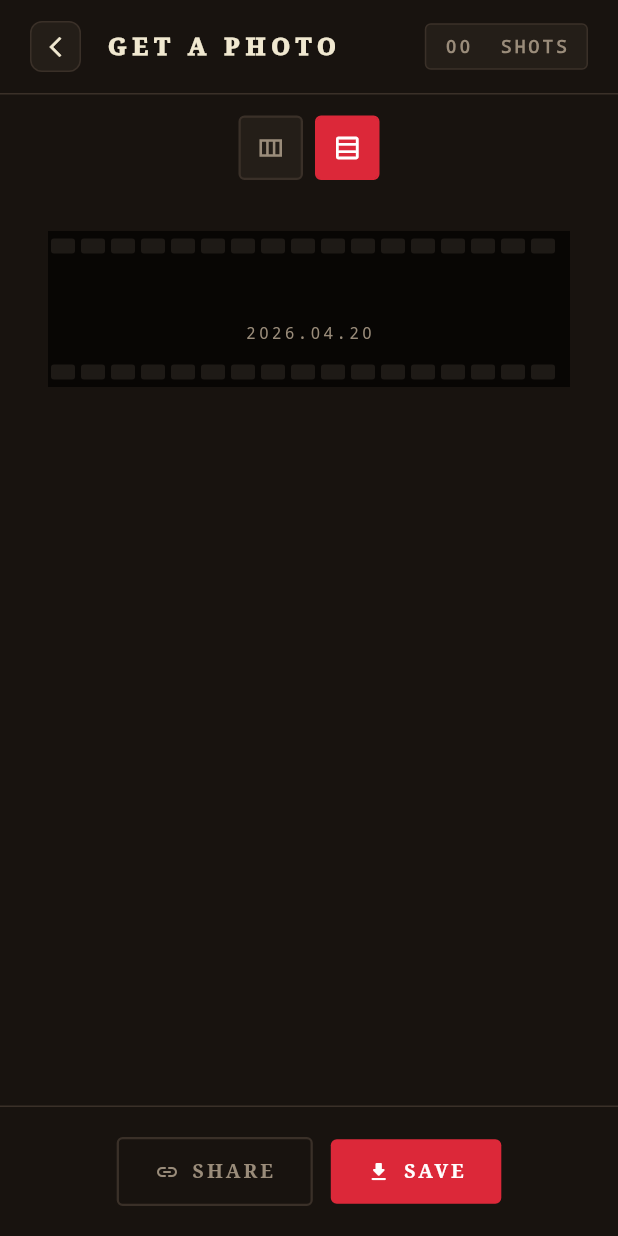
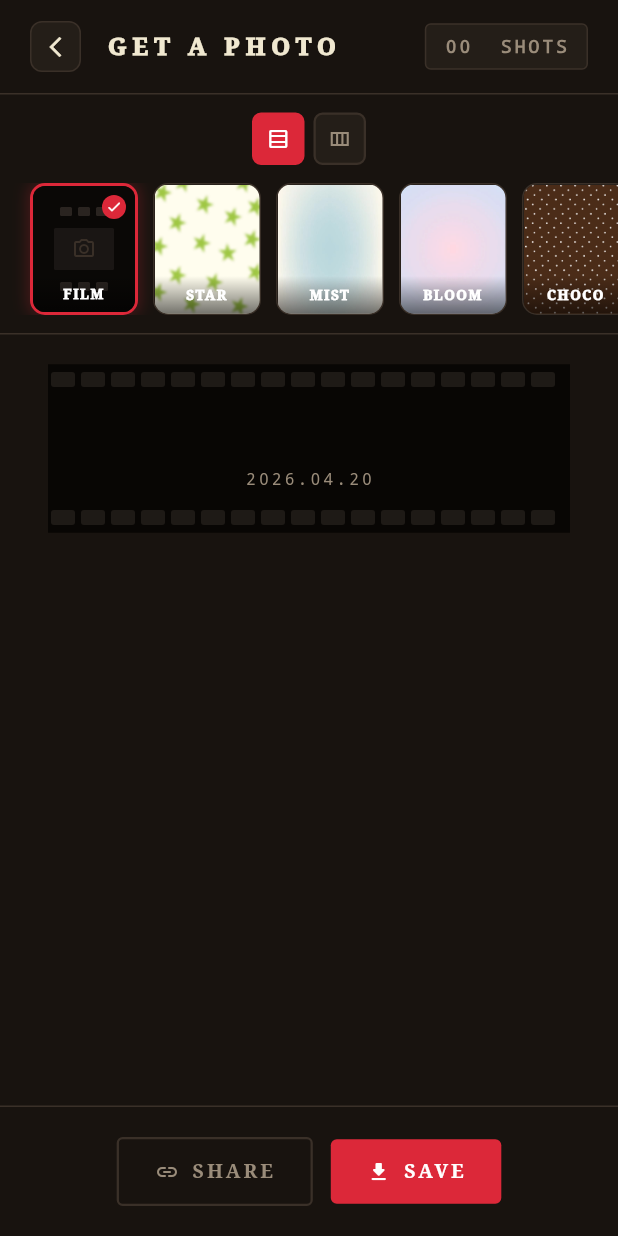
Before and after one commit to hjpark0503/shot_together, a Flutter app: the ResultPage screen opened directly with empty values, on a phone screen of 412 x 824 dp. Run offline on Flutter 3.47's test engine with Material 3 defaults, Android fonts, the phone set to English and light mode, and no system bars; our stand-ins replace camera, web; missing offline and left inert: dart:js_interop, dart:ui_web.

Commit message:
feat: 결과 화면 테마 선택 기능 추가 및 UI 개선
- FILM / STAR / MIST / BLOOM / CHOCO / PLAID 총 6개 테마 추가
- 테마별 배경 이미지 적용 및 사진 간격 4dp 통일
- 테마 선택 UI: 배경 미리보기 카드 + 그라디언트 라벨 + 선택 뱃지
- 레이아웃 토글과 테마 선택기 중앙 정렬, LAYOUT/THEME 라벨 제거
- 사진 프레임 그림자 제거, 배경-사진 간격 유지하며 사진 간격만 조정
- 공유 링크 접속 시 결과 화면 직행 및 SHOT TOGETHER 버튼 플로우 유지

```diff
--- a/lib/main.dart
+++ b/lib/main.dart
@@ -1150,6 +1150,25 @@ class _ShareSuccessDialog extends StatelessWidget {
 // ─────────────────────────────────────────────────────
 // 5) 결과 화면
 // ─────────────────────────────────────────────────────
+// 테마 정의: asset 경로, footer 텍스트 색, 사진 프레임 스타일
+enum StripTheme { film, star, mist, bloom, choco, deco }
+
+class _ThemeMeta {
+  final String label;
+  final String? asset;
+  final Color footerColor;
+  const _ThemeMeta({required this.label, this.asset, required this.footerColor});
+}
+
+const _themeMeta = {
+  StripTheme.film:  _ThemeMeta(label: 'FILM',  asset: null,             footerColor: Color(0xFF9A8C7A)),
+  StripTheme.star:  _ThemeMeta(label: 'STAR',  asset: 'assets/5.jpg',   footerColor: Color(0xFF6B8A3A)),
+  StripTheme.mist:  _ThemeMeta(label: 'MIST',  asset: 'assets/9.jpg',   footerColor: Color(0xFF6A90A0)),
+  StripTheme.bloom: _ThemeMeta(label: 'BLOOM', asset: 'assets/10.png',  footerColor: Color(0xFF9A88BB)),
+  StripTheme.choco: _ThemeMeta(label: 'CHOCO', asset: 'assets/4.jpg',        footerColor: Color(0xFFD4B89A)),
+  StripTheme.deco:  _ThemeMeta(label: 'PLAID', asset: 'assets/6.jpg',          footerColor: Color(0xFF6A90B8)),
+};
+
 class ResultPage extends StatefulWidget {
   final List<Uint8List> photos;
   final bool isSharedView;
@@ -1164,11 +1183,51 @@ class _ResultPageState extends State<ResultPage> {
   bool _twoRows = false;
   bool _downloading = false;
   bool _sharing = false;
+  StripTheme _selectedTheme = StripTheme.film;
   final _stripKey = GlobalKey();
 
   String get _dateStr {
     final now = DateTime.now();
     return '${now.year}.${now.month.toString().padLeft(2,'0')}.${now.day.toString().padLeft(2,'0')}';
+  }
+
+  _ThemeMeta get _meta => _themeMeta[_selectedTheme]!;
+
+  Decoration _stripDecoration() {
+    final asset = _meta.asset;
+    if (asset == null) return const BoxDecoration(color: Color(0xFF080604));
+    return BoxDecoration(
+      image: DecorationImage(image: AssetImage(asset), fit: BoxFit.cover),
+    );
+  }
+
+  Widget _photoFrame(Uint8List photo, double w, double h) {
+    return switch (_selectedTheme) {
+      StripTheme.film => ClipRRect(
+          borderRadius: BorderRadius.circular(2),
+          child: Image.memory(photo, width: w, height: h, fit: BoxFit.cover),
+        ),
+      StripTheme.star => SizedBox(
+          width: w, height: h,
+          child: Image.memory(photo, fit: BoxFit.cover),
+        ),
+      StripTheme.mist => SizedBox(
+          width: w, height: h,
+          child: Image.memory(photo, fit: BoxFit.cover),
+        ),
+      StripTheme.bloom => SizedBox(
+          width: w, height: h,
+          child: Image.memory(photo, fit: BoxFit.cover),
+        ),
+      StripTheme.choco => SizedBox(
+          width: w, height: h,
+          child: Image.memory(photo, fit: BoxFit.cover),
+        ),
+      StripTheme.deco => SizedBox(
+          width: w, height: h,
+          child: Image.memory(photo, fit: BoxFit.cover),
+        ),
+    };
   }
 
   Future<void> _download() async {
@@ -1281,7 +1340,7 @@ class _ResultPageState extends State<ResultPage> {
         child: Column(
           children: [
             _buildHeader(),
-            _buildToggle(),
+            _buildControls(),
             Expanded(child: _buildStripArea()),
             _buildBottomBar(),
           ],
@@ -1308,8 +1367,7 @@ class _ResultPageState extends State<ResultPage> {
                   borderRadius: BorderRadius.circular(8),
                   border: Border.all(color: _borderColor),
                 ),
-                child: const Icon(Icons.arrow_back_ios_new,
-                    color: _creamText, size: 16),
+                child: const Icon(Icons.arrow_back_ios_new, color: _creamText, size: 16),
               ),
             ),
             const SizedBox(width: 16),
@@ -1347,58 +1405,173 @@ class _ResultPageState extends State<ResultPage> {
     );
   }
 
-  Widget _buildToggle() {
+  Widget _buildControls() {
     final canTwoRows = widget.photos.length >= 4;
-    return Padding(
-      padding: const EdgeInsets.symmetric(vertical: 14),
-      child: Row(
+    return Container(
+      decoration: BoxDecoration(
+        border: Border(bottom: BorderSide(color: _borderColor)),
+      ),
+      padding: const EdgeInsets.symmetric(vertical: 12),
+      child: Column(
+        children: [
+          // ── 레이아웃 토글 ──
+          Row(
+            mainAxisAlignment: MainAxisAlignment.center,
+            children: [
+              _toggleBtn(icon: Icons.table_rows_outlined, selected: _vertical,  onTap: () => setState(() => _vertical = true)),
+              const SizedBox(width: 6),
+              _toggleBtn(icon: Icons.view_column_outlined, selected: !_vertical, onTap: () => setState(() => _vertical = false)),
+              if (canTwoRows) ...[
+                const SizedBox(width: 6),
+                _toggleBtn(icon: Icons.grid_view_rounded,  selected: _twoRows,  onTap: () => setState(() => _twoRows = !_twoRows)),
+              ],
+            ],
+          ),
+          const SizedBox(height: 12),
+          // ── 테마 선택 ──
+          SizedBox(
+            height: 88,
+            child: ListView(
+              scrollDirection: Axis.horizontal,
+              shrinkWrap: true,
+              padding: const EdgeInsets.symmetric(horizontal: 20),
+              children: StripTheme.values.map((t) {
+                final meta = _themeMeta[t]!;
+                return Padding(
+                  padding: const EdgeInsets.only(right: 10),
+                  child: _themeCard(t, meta),
+                );
+              }).toList(),
+            ),
+          ),
+        ],
+      ),
+    );
+  }
+
+  Widget _themeCard(StripTheme theme, _ThemeMeta meta) {
+    final selected = _selectedTheme == theme;
+    return GestureDetector(
+      onTap: () => setState(() => _selectedTheme = theme),
+      child: AnimatedContainer(
+        duration: const Duration(milliseconds: 180),
+        width: 72,
+        decoration: BoxDecoration(
+          borderRadius: BorderRadius.circular(10),
+          border: Border.all(
+            color: selected ? _redAccent : _borderColor,
+            width: selected ? 2 : 1,
+          ),
+          boxShadow: selected
+              ? [BoxShadow(color: _redAccent.withValues(alpha: 0.25), blurRadius: 8, spreadRadius: 1)]
+              : [],
+        ),
+        child: ClipRRect(
+          borderRadius: BorderRadius.circular(selected ? 8 : 9),
+          child: Stack(
+            fit: StackFit.expand,
+            children: [
+              // 배경
+              meta.asset != null
+                  ? Image.asset(meta.asset!, fit: BoxFit.cover)
+                  : _filmThumbBg(),
+              // 하단 그라디언트 + 라벨
+              Positioned(
+                bottom: 0, left: 0, right: 0,
+                child: Container(
+                  padding: const EdgeInsets.symmetric(vertical: 6),
+                  decoration: const BoxDecoration(
+                    gradient: LinearGradient(
+                      begin: Alignment.topCenter,
+                      end: Alignment.bottomCenter,
+                      colors: [Colors.transparent, Colors.black54],
+                    ),
+                  ),
+                  child: Text(
+                    meta.label,
+                    textAlign: TextAlign.center,
+                    style: const TextStyle(
+                      color: Colors.white,
+                      fontSize: 9,
+                      fontWeight: FontWeight.w900,
+                      letterSpacing: 1,
+                    ),
+                  ),
+                ),
+              ),
+              // 선택 표시
+              if (selected)
+                Positioned(
+                  top: 6, right: 6,
+                  child: Container(
+                    width: 16, height: 16,
+                    decoration: const BoxDecoration(color: _redAccent, shape: BoxShape.circle),
+                    child: const Icon(Icons.check_rounded, color: Colors.white, size: 11),
+                  ),
+                ),
+            ],
+          ),
+        ),
+      ),
+    );
+  }
+
+  Widget _filmThumbBg() {
+    return Container(
+      color: const Color(0xFF0A0806),
+      child: Column(
         mainAxisAlignment: MainAxisAlignment.center,
         children: [
-          _toggleBtn(
-            icon: Icons.view_column_outlined,
-            selected: !_vertical,
-            onTap: () => setState(() => _vertical = false),
-          ),
-          const SizedBox(width: 8),
-          _toggleBtn(
-            icon: Icons.table_rows_outlined,
-            selected: _vertical,
-            onTap: () => setState(() => _vertical = true),
-          ),
-          if (canTwoRows) ...[
-            const SizedBox(width: 16),
-            Container(width: 1, height: 24, color: _borderColor),
-            const SizedBox(width: 16),
-            _toggleBtn(
-              icon: Icons.grid_view_rounded,
-              selected: _twoRows,
-              onTap: () => setState(() => _twoRows = !_twoRows),
-            ),
-          ],
+          // 필름 구멍 패턴
+          Row(
+            mainAxisAlignment: MainAxisAlignment.center,
+            children: List.generate(3, (_) => Container(
+              width: 8, height: 6,
+              margin: const EdgeInsets.symmetric(horizontal: 2),
+              decoration: BoxDecoration(
+                color: const Color(0xFF2A2420),
+                borderRadius: BorderRadius.circular(1),
+              ),
+            )),
+          ),
+          const SizedBox(height: 8),
+          Container(
+            width: 40, height: 28,
+            decoration: BoxDecoration(
+              color: const Color(0xFF1A1614),
+              borderRadius: BorderRadius.circular(1),
+            ),
+            child: const Icon(Icons.photo_camera_outlined, color: Color(0xFF3A3028), size: 16),
+          ),
+          const SizedBox(height: 8),
+          Row(
+            mainAxisAlignment: MainAxisAlignment.center,
+            children: List.generate(3, (_) => Container(
+              width: 8, height: 6,
+              margin: const EdgeInsets.symmetric(horizontal: 2),
+              decoration: BoxDecoration(
+                color: const Color(0xFF2A2420),
+                borderRadius: BorderRadius.circular(1),
+              ),
+            )),
+          ),
         ],
       ),
     );
   }
 
-  Widget _toggleBtn({
-    required IconData icon,
-    required bool selected,
-    required VoidCallback onTap,
-  }) {
+  Widget _toggleBtn({required IconData icon, required bool selected, required VoidCallback onTap}) {
     return GestureDetector(
       onTap: onTap,
       child: AnimatedContainer(
         duration: const Duration(milliseconds: 150),
-        padding: const EdgeInsets.all(10),
+        padding: const EdgeInsets.all(8),
         decoration: BoxDecoration(
           color: selected ? _redAccent : _surfaceColor,
-          borderRadius: BorderRadius.circular(4),
-          border: Border.all(
-            color: selected ? _redAccent : _borderColor,
-            width: 1.5,
-          ),
-        ),
-        child: Icon(icon, color: selected ? Colors.white : _mutedText, size: 20),
+          borderRadius: BorderRadius.circular(6),
+          border: Border.all(color: selected ? _redAccent : _borderColor, width: 1.5),
+        ),
+        child: Icon(icon, color: selected ? Colors.white : _mutedText, size: 16),
       ),
     );
   }
@@ -1441,22 +1614,22 @@ class _ResultPageState extends State<ResultPage> {
   Widget _buildVerticalStrip() {
     const photoW = 300.0;
     const photoH = 225.0;
-    const gap = 6.0;
     const padH = 24.0;
-    const padV = 16.0;
+    const padV = 20.0;
+    final isFilm = _selectedTheme == StripTheme.film;
+    const gap = 4.0;
+    const totalW = photoW + padH * 2;
 
     if (_twoRows) {
-      // 2열 그리드
-      const colW = (photoW - gap) / 2;
-      const totalW = photoW + padH * 2;
+      final colW = (photoW - gap) / 2;
       final rows = (widget.photos.length / 2).ceil();
       return Container(
         width: totalW,
-        color: const Color(0xFF080604),
+        decoration: _stripDecoration(),
         child: Column(
           mainAxisSize: MainAxisSize.min,
           children: [
-            _filmEdgeH(width: totalW),
+            if (isFilm) _filmEdgeH(width: totalW),
             const SizedBox(height: padV),
             Padding(
               padding: const EdgeInsets.symmetric(horizontal: padH),
@@ -1470,18 +1643,10 @@ class _ResultPageState extends State<ResultPage> {
                     child: Row(
                       mainAxisSize: MainAxisSize.min,
                       children: [
-                        ClipRRect(
-                          borderRadius: BorderRadius.circular(2),
-                          child: Image.memory(widget.photos[left],
-                              width: colW, height: photoH * 0.75, fit: BoxFit.cover),
-                        ),
-                        const SizedBox(width: gap),
+                        _photoFrame(widget.photos[left], colW, photoH * 0.75),
+                        SizedBox(width: gap),
                         if (right < widget.photos.length)
-                          ClipRRect(
-                            borderRadius: BorderRadius.circular(2),
-                            child: Image.memory(widget.photos[right],
-                                width: colW, height: photoH * 0.75, fit: BoxFit.cover),
-                          )
+                          _photoFrame(widget.photos[right], colW, photoH * 0.75)
                         else
                           SizedBox(width: colW, height: photoH * 0.75),
                       ],
@@ -1492,35 +1657,33 @@ class _ResultPageState extends State<ResultPage> {
             ),
             const SizedBox(height: padV),
             _stripFooter(width: totalW),
-            _filmEdgeH(width: totalW),
+            if (isFilm) _filmEdgeH(width: totalW),
           ],
         ),
       );
     }
 
-    // 1열
     return Container(
-      width: photoW + padH * 2,
-      color: const Color(0xFF080604),
+      width: totalW,
+      decoration: _stripDecoration(),
       child: Column(
         mainAxisSize: MainAxisSize.min,
         children: [
-          _filmEdgeH(width: photoW + padH * 2),
+          if (isFilm) _filmEdgeH(width: totalW),
           const SizedBox(height: padV),
-          ...List.generate(widget.photos.length, (i) => Padding(
-            padding: EdgeInsets.only(
-              left: padH, right: padH,
-              bottom: i < widget.photos.length - 1 ? gap : 0,
-            ),
-            child: ClipRRect(
-              borderRadius: BorderRadius.circular(2),
-              child: Image.memory(widget.photos[i],
-                  width: photoW, height: photoH, fit: BoxFit.cover),
-            ),
-          )),
+          Padding(
+            padding: const EdgeInsets.symmetric(horizontal: padH),
+            child: Column(
+              mainAxisSize: MainAxisSize.min,
+              children: List.generate(widget.photos.length, (i) => Padding(
+                padding: EdgeInsets.only(bottom: i < widget.photos.length - 1 ? gap : 0),
+                child: _photoFrame(widget.photos[i], photoW, photoH),
+              )),
+            ),
+          ),
           const SizedBox(height: padV),
-          _stripFooter(width: photoW + padH * 2),
-          _filmEdgeH(width: photoW + padH * 2),
+          _stripFooter(width: totalW),
+          if (isFilm) _filmEdgeH(width: totalW),
         ],
       ),
     );
@@ -1530,40 +1693,34 @@ class _ResultPageState extends State<ResultPage> {
   Widget _buildHorizontalStrip() {
     const photoW = 230.0;
     const photoH = 173.0;
-    const gap = 6.0;
     const padH = 20.0;
     const padV = 20.0;
+    final isFilm = _selectedTheme == StripTheme.film;
+    const gap = 4.0;
 
     if (_twoRows) {
-      // 2행 그리드
       final cols = (widget.photos.length / 2).ceil();
       final totalW = photoW * cols + gap * (cols - 1) + padH * 2;
       const rowH = photoH - 30;
       return Container(
-        color: const Color(0xFF080604),
+        decoration: _stripDecoration(),
         child: Column(
           mainAxisSize: MainAxisSize.min,
           children: [
-            _filmEdgeH(width: totalW),
+            if (isFilm) _filmEdgeH(width: totalW),
             Padding(
               padding: EdgeInsets.symmetric(horizontal: padH, vertical: padV),
               child: Column(
                 mainAxisSize: MainAxisSize.min,
                 children: [
-                  // 상단 행
                   Row(
                     mainAxisSize: MainAxisSize.min,
                     children: List.generate(cols, (c) => Padding(
                       padding: EdgeInsets.only(right: c < cols - 1 ? gap : 0),
-                      child: ClipRRect(
-                        borderRadius: BorderRadius.circular(2),
-                        child: Image.memory(widget.photos[c],
-                            width: photoW, height: rowH, fit: BoxFit.cover),
-                      ),
+                      child: _photoFrame(widget.photos[c], photoW, rowH),
                     )),
                   ),
-                  const SizedBox(height: gap),
-                  // 하단 행
+                  SizedBox(height: gap),
                   Row(
                     mainAxisSize: MainAxisSize.min,
                     children: List.generate(cols, (c) {
@@ -1571,11 +1728,7 @@ class _ResultPageState extends State<ResultPage> {
                       return Padding(
                         padding: EdgeInsets.only(right: c < cols - 1 ? gap : 0),
                         child: idx < widget.photos.length
-                            ? ClipRRect(
-                                borderRadius: BorderRadius.circular(2),
-                                child: Image.memory(widget.photos[idx],
-                                    width: photoW, height: rowH, fit: BoxFit.cover),
-                              )
+                            ? _photoFrame(widget.photos[idx], photoW, rowH)
                             : SizedBox(width: photoW, height: rowH),
                       );
                     }),
@@ -1584,38 +1737,31 @@ class _ResultPageState extends State<ResultPage> {
               ),
             ),
             _stripFooter(width: totalW),
-            _filmEdgeH(width: totalW),
+            if (isFilm) _filmEdgeH(width: totalW),
           ],
         ),
       );
     }
 
-    // 1행
-    final totalW = photoW * widget.photos.length +
-        gap * (widget.photos.length - 1) +
-        padH * 2;
+    final totalW = photoW * widget.photos.length + gap * (widget.photos.length - 1) + padH * 2;
     return Container(
-      color: const Color(0xFF080604),
+      decoration: _stripDecoration(),
       child: Column(
         mainAxisSize: MainAxisSize.min,
         children: [
-          _filmEdgeH(width: totalW),
+          if (isFilm) _filmEdgeH(width: totalW),
           Padding(
             padding: EdgeInsets.symmetric(horizontal: padH, vertical: padV),
             child: Row(
               mainAxisSize: MainAxisSize.min,
               children: List.generate(widget.photos.length, (i) => Padding(
                 padding: EdgeInsets.only(right: i < widget.photos.length - 1 ? gap : 0),
-                child: ClipRRect(
-                  borderRadius: BorderRadius.circular(2),
-                  child: Image.memory(widget.photos[i],
-                      width: photoW, height: photoH, fit: BoxFit.cover),
-                ),
+                child: _photoFrame(widget.photos[i], photoW, photoH),
               )),
             ),
           ),
           _stripFooter(width: totalW),
-          _filmEdgeH(width: totalW),
+          if (isFilm) _filmEdgeH(width: totalW),
         ],
       ),
     );
@@ -1641,15 +1787,16 @@ class _ResultPageState extends State<ResultPage> {
   }
 
   Widget _stripFooter({required double width}) {
+    final isFilm = _selectedTheme == StripTheme.film;
     return Container(
       width: width,
       padding: const EdgeInsets.symmetric(vertical: 8),
-      color: const Color(0xFF080604),
+      color: isFilm ? const Color(0xFF080604) : Colors.transparent,
       child: Center(
         child: Text(
           _dateStr,
-          style: const TextStyle(
-            color: _mutedText,
+          style: TextStyle(
+            color: _meta.footerColor,
             fontSize: 11,
             letterSpacing: 2,
             fontFamily: 'monospace',
@@ -1715,12 +1862,8 @@ class _ResultPageState extends State<ResultPage> {
                   mainAxisSize: MainAxisSize.min,
                   children: [
                     _sharing
-                        ? const SizedBox(
-                            width: 16, height: 16,
-                            child: CircularProgressIndicator(
-                                color: _mutedText, strokeWidth: 2))
-                        : const Icon(Icons.link_rounded,
-                            color: _mutedText, size: 16),
+                        ? const SizedBox(width: 16, height: 16, child: CircularProgressIndicator(color: _mutedText, strokeWidth: 2))
+                        : const Icon(Icons.link_rounded, color: _mutedText, size: 16),
                     const SizedBox(width: 8),
                     Text(
                       _sharing ? 'SHARING...' : 'SHARE',
@@ -1749,12 +1892,8 @@ class _ResultPageState extends State<ResultPage> {
                 mainAxisSize: MainAxisSize.min,
                 children: [
                   _downloading
-                      ? const SizedBox(
-                          width: 16, height: 16,
-                          child: CircularProgressIndicator(
-                              color: Colors.white, strokeWidth: 2))
-                      : const Icon(Icons.download_rounded,
-                          color: Colors.white, size: 16),
+                      ? const SizedBox(width: 16, height: 16, child: CircularProgressIndicator(color: Colors.white, strokeWidth: 2))
+                      : const Icon(Icons.download_rounded, color: Colors.white, size: 16),
                   const SizedBox(width: 8),
                   Text(
                     _downloading ? 'SAVING...' : 'SAVE',
```
Also changed, not shown: pubspec.yaml (+9 -4 lines), assets/10.png (added), assets/4.jpg (added), assets/5.jpg (added), assets/6.jpg (added), assets/9.jpg (added), assets/background1.jpeg (added), assets/background2.jpg (added), 1 other file.
